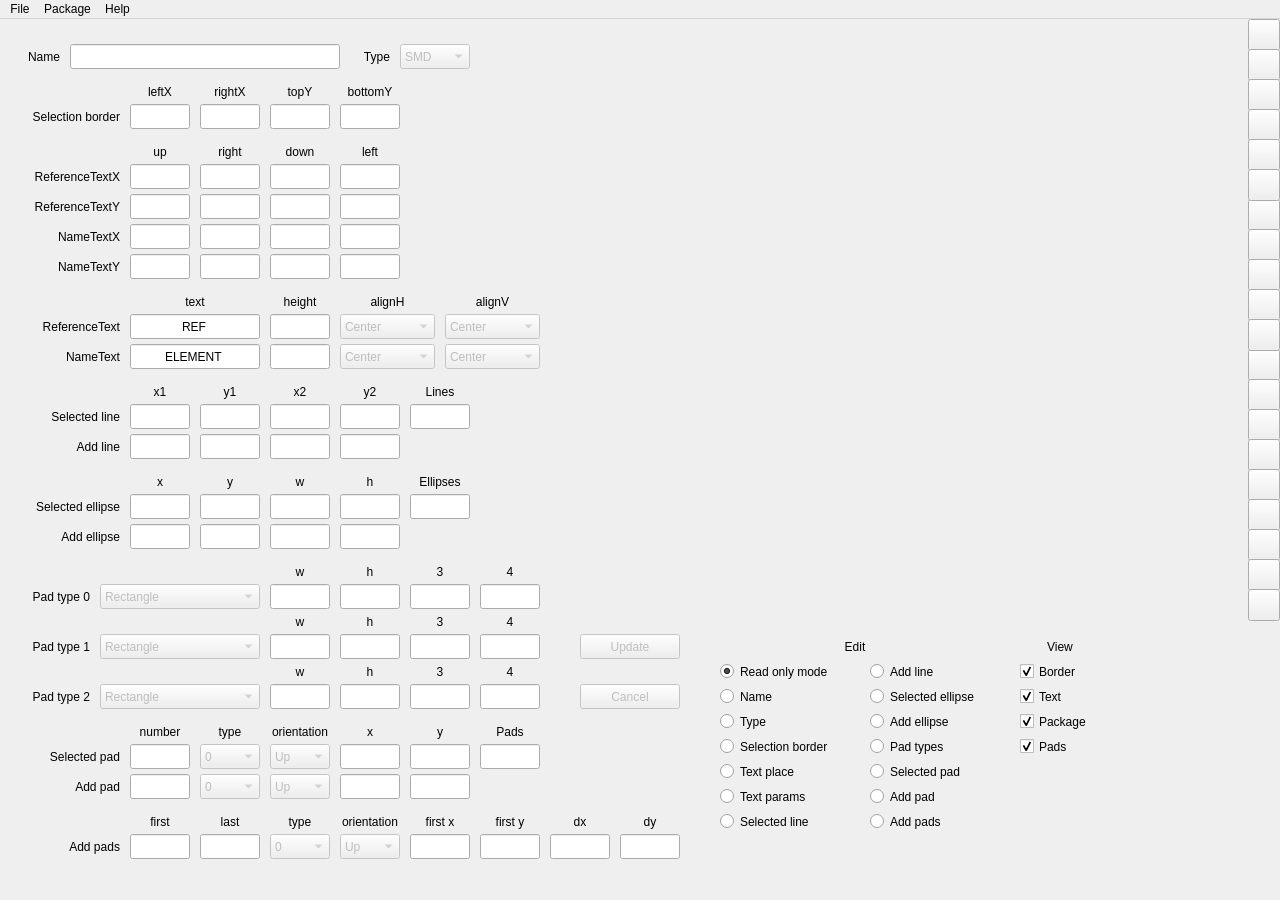
The window that src/pcbeditor/packageeditor.ui (schdesign/board-builder) describes before a commit, drawn with Qt 5.
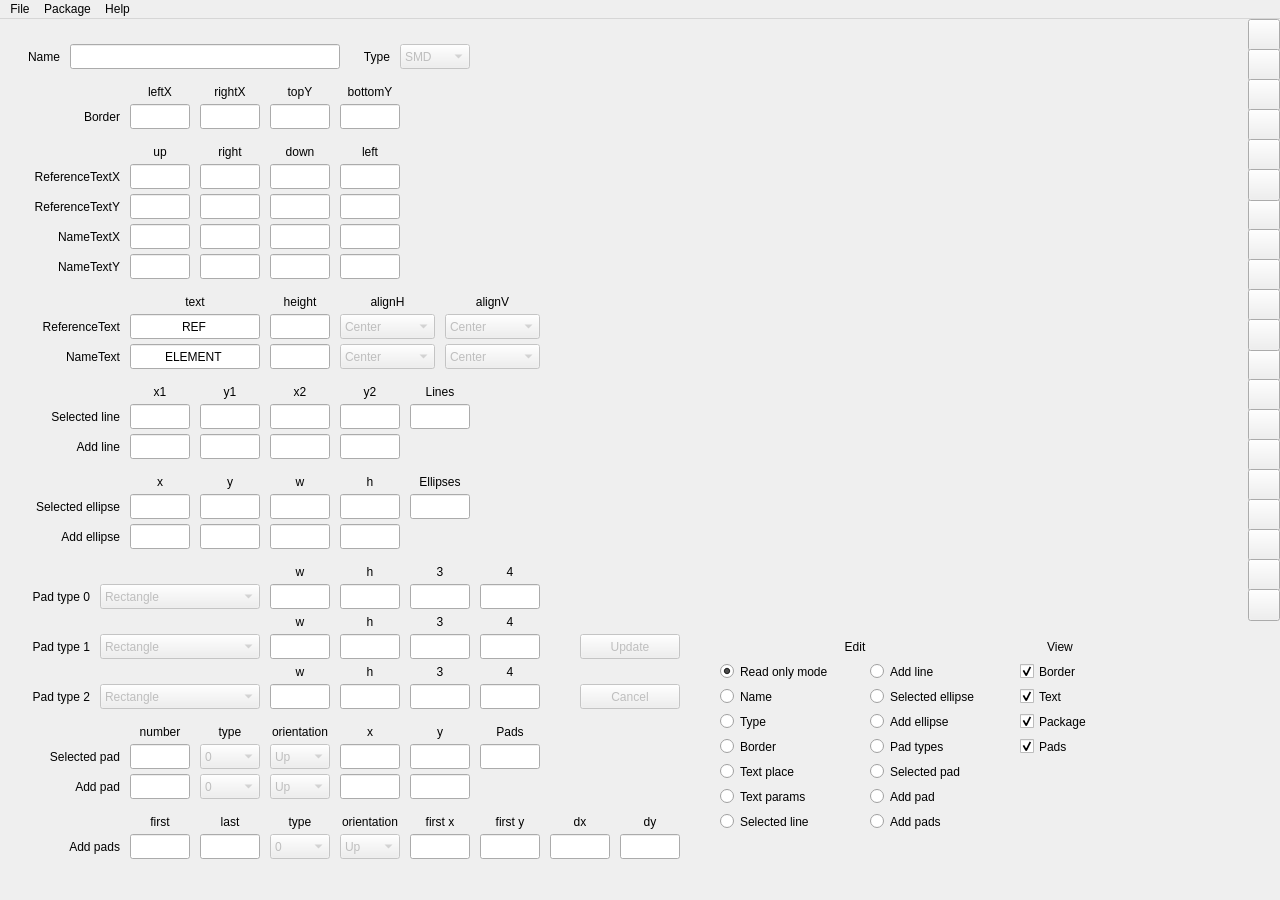
The same window after the commit. Icons and pictures are not drawn.

Commit message: Change PackageEditor::showPackageData()

Diff of the .ui file:
```diff
--- a/src/pcbeditor/packageeditor.ui
+++ b/src/pcbeditor/packageeditor.ui
@@ -372,14 +372,14 @@
    <widget class="QLabel" name="borderLabel">
     <property name="geometry">
      <rect>
-      <x>10</x>
+      <x>60</x>
       <y>85</y>
-      <width>110</width>
+      <width>60</width>
       <height>25</height>
      </rect>
     </property>
     <property name="text">
-     <string>Selection border</string>
+     <string>Border</string>
     </property>
     <property name="alignment">
      <set>Qt::AlignRight|Qt::AlignTrailing|Qt::AlignVCenter</set>
@@ -3211,12 +3211,12 @@
      <rect>
       <x>720</x>
       <y>715</y>
-      <width>140</width>
+      <width>120</width>
       <height>25</height>
      </rect>
     </property>
     <property name="text">
-     <string>Selection border</string>
+     <string>Border</string>
     </property>
    </widget>
    <widget class="QRadioButton" name="textPlaceRadioButton">
```
The commit also changes 2 other files.
